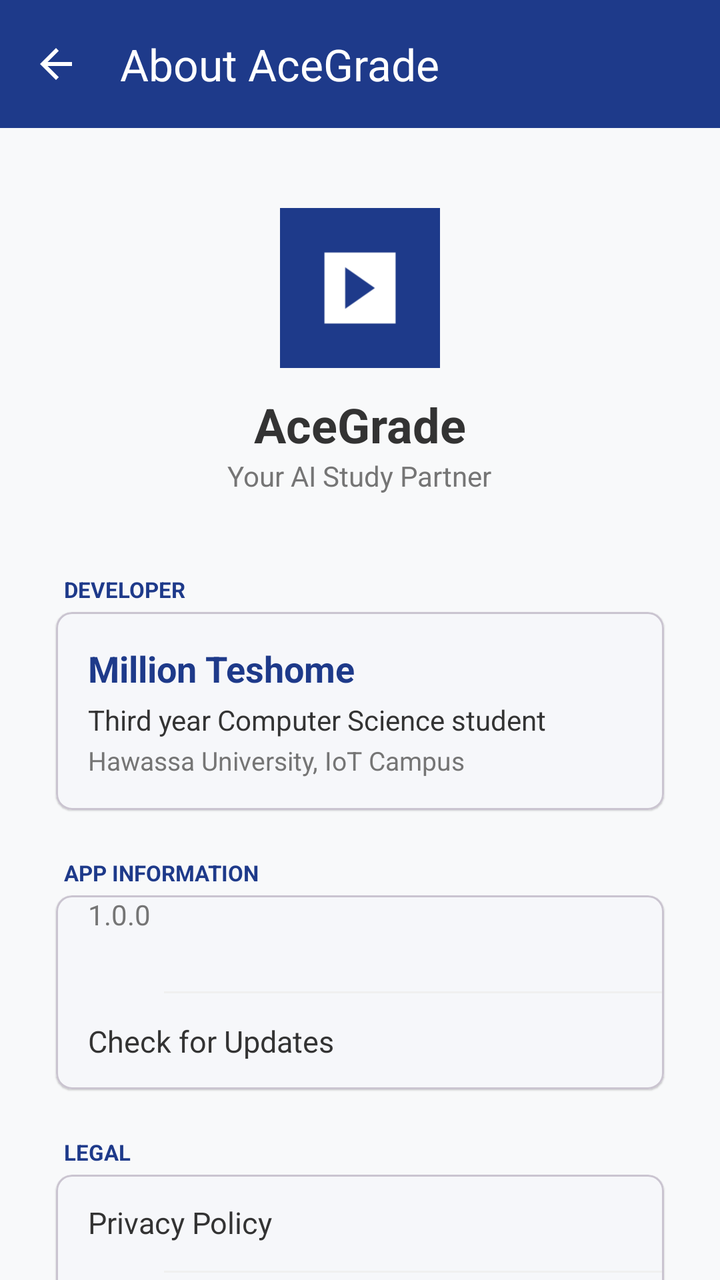
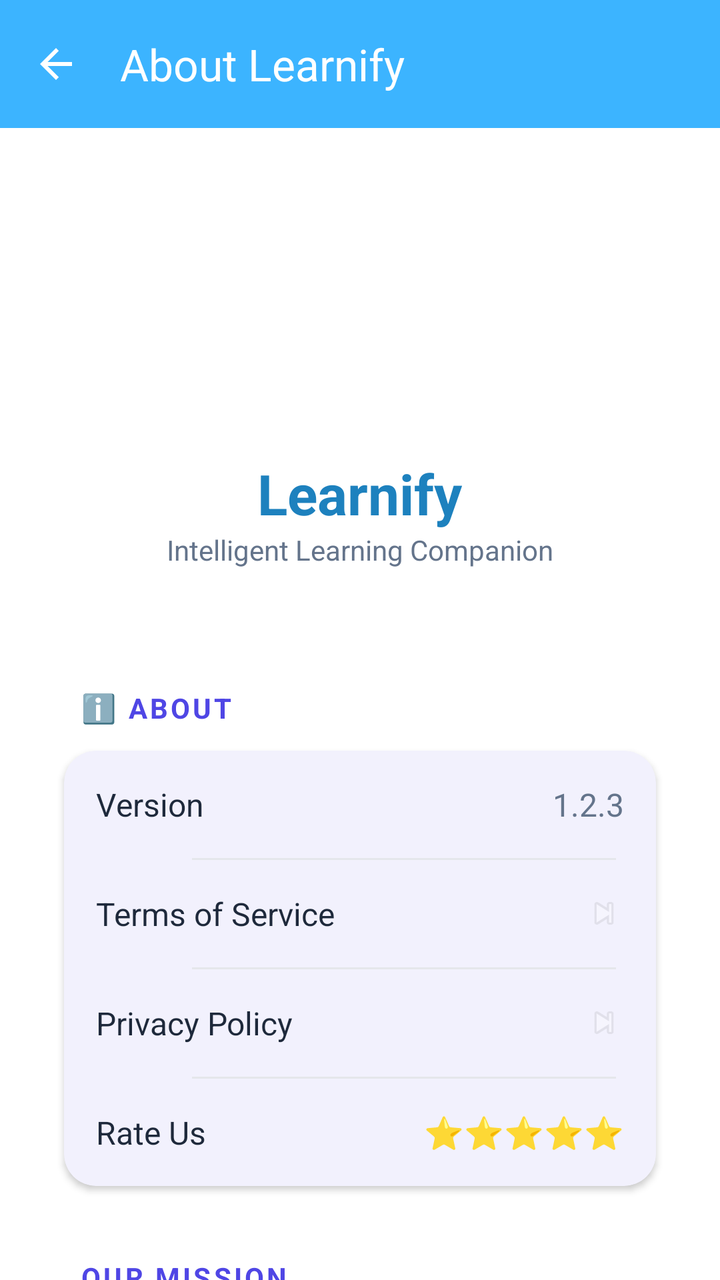

Compare the two renders of this Android layout. The source of the first and the diff that turns it into the second are given below.
<!-- AndroidManifest.xml: application theme Theme.TestApp -->
<!-- res/layout/activity_about.xml -->
<?xml version="1.0" encoding="utf-8"?>
<androidx.coordinatorlayout.widget.CoordinatorLayout xmlns:android="http://schemas.android.com/apk/res/android"
    xmlns:app="http://schemas.android.com/apk/res-auto"
    xmlns:tools="http://schemas.android.com/tools"
    android:layout_width="match_parent"
    android:layout_height="match_parent"
    android:background="#F8F9FA"
    tools:context=".AboutActivity">

    <com.google.android.material.appbar.AppBarLayout
        android:layout_width="match_parent"
        android:layout_height="wrap_content"
        android:theme="@style/ThemeOverlay.AppCompat.Dark.ActionBar">

        <com.google.android.material.appbar.MaterialToolbar
            android:id="@+id/aboutToolbar"
            android:layout_width="match_parent"
            android:layout_height="?attr/actionBarSize"
            android:background="?attr/colorPrimary"
            app:navigationIcon="?attr/homeAsUpIndicator"
            app:title="About AceGrade"
            app:titleTextColor="@android:color/white" />
    </com.google.android.material.appbar.AppBarLayout>

    <androidx.core.widget.NestedScrollView
        android:layout_width="match_parent"
        android:layout_height="match_parent"
        app:layout_behavior="@string/appbar_scrolling_view_behavior">

        <LinearLayout
            android:layout_width="match_parent"
            android:layout_height="wrap_content"
            android:orientation="vertical"
            android:padding="16dp">

            
            <LinearLayout
                android:layout_width="match_parent"
                android:layout_height="wrap_content"
                android:gravity="center"
                android:orientation="vertical"
                android:paddingVertical="24dp">

                <ImageView
                    android:layout_width="80dp"
                    android:layout_height="80dp"
                    android:src="@drawable/ic_app_logo" />

                <TextView
                    android:layout_width="wrap_content"
                    android:layout_height="wrap_content"
                    android:layout_marginTop="12dp"
                    android:text="AceGrade"
                    android:textColor="#333333"
                    android:textSize="24sp"
                    android:textStyle="bold" />

                <TextView
                    android:layout_width="wrap_content"
                    android:layout_height="wrap_content"
                    android:text="Your AI Study Partner"
                    android:textColor="#757575"
                    android:textSize="14sp" />
            </LinearLayout>

            
            <TextView style="@style/SettingsSectionHeader" android:text="Developer" />
            <com.google.android.material.card.MaterialCardView style="@style/SettingsCard">
                <LinearLayout
                    android:layout_width="match_parent"
                    android:layout_height="wrap_content"
                    android:orientation="vertical"
                    android:padding="16dp">

                    <TextView
                        android:layout_width="wrap_content"
                        android:layout_height="wrap_content"
                        android:text="Million Teshome"
                        android:textColor="?attr/colorPrimary"
                        android:textSize="18sp"
                        android:textStyle="bold" />

                    <TextView
                        android:layout_width="wrap_content"
                        android:layout_height="wrap_content"
                        android:layout_marginTop="4dp"
                        android:text="Third year Computer Science student"
                        android:textColor="#333333"
                        android:textSize="14sp" />

                    <TextView
                        android:layout_width="wrap_content"
                        android:layout_height="wrap_content"
                        android:layout_marginTop="2dp"
                        android:text="Hawassa University, IoT Campus"
                        android:textColor="#757575"
                        android:textSize="13sp" />
                </LinearLayout>
            </com.google.android.material.card.MaterialCardView>

            
            <TextView style="@style/SettingsSectionHeader" android:text="App Information" />
            <com.google.android.material.card.MaterialCardView style="@style/SettingsCard">
                <LinearLayout android:layout_width="match_parent" android:layout_height="wrap_content" android:orientation="vertical">

                    <RelativeLayout style="@style/SettingsItem">
                        <TextView style="@style/SettingsItemText" android:text="App Version" />
                        <TextView android:id="@+id/tvAppVersion" style="@style/SettingsItemValue" android:text="1.0.0" />
                    </RelativeLayout>

                    <View style="@style/SettingsDivider" />

                    <TextView android:id="@+id/btnCheckUpdates" style="@style/SettingsItemAction" android:text="Check for Updates" />
                </LinearLayout>
            </com.google.android.material.card.MaterialCardView>

            
            <TextView style="@style/SettingsSectionHeader" android:text="Legal" />
            <com.google.android.material.card.MaterialCardView style="@style/SettingsCard">
                <LinearLayout android:layout_width="match_parent" android:layout_height="wrap_content" android:orientation="vertical">

                    <TextView android:id="@+id/btnPrivacyPolicy" style="@style/SettingsItemAction" android:text="Privacy Policy" />

                    <View style="@style/SettingsDivider" />

                    <TextView android:id="@+id/btnTermsConditions" style="@style/SettingsItemAction" android:text="Terms &amp; Conditions" />
                </LinearLayout>
            </com.google.android.material.card.MaterialCardView>

            
            <TextView style="@style/SettingsSectionHeader" android:text="Our Mission" />
            <com.google.android.material.card.MaterialCardView style="@style/SettingsCard">
                <TextView
                    android:layout_width="match_parent"
                    android:layout_height="wrap_content"
                    android:padding="16dp"
                    android:text="AceGrade is dedicated to providing high-quality, AI-powered learning resources to students everywhere. Our goal is to make education personalized, accessible, and effective."
                    android:textColor="#555555"
                    android:textSize="14sp"
                    android:lineSpacingExtra="4dp" />
            </com.google.android.material.card.MaterialCardView>

            <TextView
                android:layout_width="match_parent"
                android:layout_height="wrap_content"
                android:layout_marginTop="24dp"
                android:gravity="center"
                android:text="© 2024 Developed by Million Teshome"
                android:textColor="#BDBDBD"
                android:textSize="12sp" />

            <View android:layout_width="match_parent" android:layout_height="32dp" />

        </LinearLayout>
    </androidx.core.widget.NestedScrollView>

</androidx.coordinatorlayout.widget.CoordinatorLayout>
<!-- resources referenced by this layout -->
<resources>
  <!-- drawable ic_app_logo (drawable) -->
  <?xml version="1.0" encoding="utf-8"?>
  <vector xmlns:android="http://schemas.android.com/apk/res/android"
      android:width="108dp"
      android:height="108dp"
      android:viewportWidth="108"
      android:viewportHeight="108">
      <path
          android:fillColor="?attr/colorPrimary"
          android:pathData="M0,0h108v108h-108z" />
      <path
          android:fillColor="#FFFFFF"
          android:pathData="M30,30h48v48h-48z" />
      <path
          android:fillColor="?attr/colorPrimary"
          android:pathData="M44,40l20,14l-20,14z" />
  </vector>
  <style name="SettingsCard">
          <item name="android:layout_width">match_parent</item>
          <item name="android:layout_height">wrap_content</item>
          <item name="android:layout_marginHorizontal">12dp</item>
          <item name="android:layout_marginBottom">8dp</item>
          <item name="cardCornerRadius">8dp</item>
          <item name="cardElevation">0.5dp</item>
          <item name="cardUseCompatPadding">false</item>
      </style>
  <style name="SettingsDivider">
          <item name="android:layout_width">match_parent</item>
          <item name="android:layout_height">1dp</item>
          <item name="android:layout_marginStart">54dp</item>
          <item name="android:background">#F0F0F0</item>
      </style>
  <style name="SettingsItem">
          <item name="android:layout_width">match_parent</item>
          <item name="android:layout_height">48dp</item>
          <item name="android:background">?attr/selectableItemBackground</item>
          <item name="android:paddingHorizontal">16dp</item>
          <item name="android:gravity">center_vertical</item>
          <item name="android:orientation">horizontal</item>
      </style>
  <style name="SettingsItemAction">
          <item name="android:layout_width">match_parent</item>
          <item name="android:layout_height">48dp</item>
          <item name="android:background">?attr/selectableItemBackground</item>
          <item name="android:paddingHorizontal">16dp</item>
          <item name="android:gravity">center_vertical</item>
          <item name="android:textColor">#333333</item>
          <item name="android:textSize">15sp</item>
          <item name="android:clickable">true</item>
          <item name="android:focusable">true</item>
      </style>
  <style name="SettingsItemText">
          <item name="android:layout_width">0dp</item>
          <item name="android:layout_height">wrap_content</item>
          <item name="android:layout_weight">1</item>
          <item name="android:textColor">#333333</item>
          <item name="android:textSize">15sp</item>
      </style>
  <style name="SettingsItemValue">
          <item name="android:layout_width">wrap_content</item>
          <item name="android:layout_height">wrap_content</item>
          <item name="android:textColor">#757575</item>
          <item name="android:textSize">14sp</item>
          <item name="android:layout_marginEnd">8dp</item>
      </style>
  <style name="SettingsSectionHeader">
          <item name="android:layout_width">wrap_content</item>
          <item name="android:layout_height">wrap_content</item>
          <item name="android:layout_marginTop">16dp</item>
          <item name="android:layout_marginBottom">4dp</item>
          <item name="android:layout_marginStart">16dp</item>
          <item name="android:textAllCaps">true</item>
          <item name="android:textColor">?attr/colorPrimary</item>
          <item name="android:textSize">11sp</item>
          <item name="android:textStyle">bold</item>
      </style>
  <style name="Base.Theme.TestApp" parent="Theme.Material3.DayNight.NoActionBar">
          
          <item name="colorPrimary">@color/colorPrimary</item>
          <item name="colorPrimaryVariant">@color/colorPrimaryDark</item>
          <item name="colorOnPrimary">@color/white</item>
  
          
          <item name="colorSecondary">@color/colorAccent</item>
          <item name="colorOnSecondary">@color/white</item>
  
          
          <item name="android:windowBackground">@color/dashboard_bg</item>
          <item name="colorSurface">@color/card_bg</item>
          <item name="colorOnSurface">@color/text_primary</item>
  
          
          <item name="android:statusBarColor">@color/colorPrimary</item>
          <item name="android:windowLightStatusBar">false</item>
      </style>
  <color name="colorPrimary">#1E3A8A</color>
  <color name="colorPrimaryDark">#1E3A8A</color>
  <color name="colorAccent">#3B82F6</color>
  <color name="dashboard_bg">#FFFFFF</color>
  <color name="card_bg">#FFFFFF</color>
  <color name="text_primary">#111827</color>
  <!-- unchanged entries left out for length: 2 -->
</resources>

<!-- the commit's change to res/layout/activity_about.xml (unified diff, before → after) -->
@@ -4,8 +4,8 @@
     xmlns:tools="http://schemas.android.com/tools"
     android:layout_width="match_parent"
     android:layout_height="match_parent"
-    android:background="#F8F9FA"
-    tools:context=".AboutActivity">
+    android:background="#FFFFFF"
+    tools:context="com.million.learnify.AboutActivity">
 
     <com.google.android.material.appbar.AppBarLayout
         android:layout_width="match_parent"
@@ -16,10 +16,10 @@
             android:id="@+id/aboutToolbar"
             android:layout_width="match_parent"
             android:layout_height="?attr/actionBarSize"
-            android:background="?attr/colorPrimary"
+            android:background="#3CB4FF"
             app:navigationIcon="?attr/homeAsUpIndicator"
-            app:title="About AceGrade"
-            app:titleTextColor="@android:color/white" />
+            app:title="About Learnify"
+            app:titleTextColor="@color/white" />
     </com.google.android.material.appbar.AppBarLayout>
 
     <androidx.core.widget.NestedScrollView
@@ -39,117 +39,182 @@
                 android:layout_height="wrap_content"
                 android:gravity="center"
                 android:orientation="vertical"
-                android:paddingVertical="24dp">
+                android:paddingVertical="32dp">
 
                 <ImageView
-                    android:layout_width="80dp"
-                    android:layout_height="80dp"
-                    android:src="@drawable/ic_app_logo" />
+                    android:layout_width="100dp"
+                    android:layout_height="100dp"
+                    android:src="@mipmap/ic_launcher_round" />
 
                 <TextView
                     android:layout_width="wrap_content"
                     android:layout_height="wrap_content"
-                    android:layout_marginTop="12dp"
-                    android:text="AceGrade"
-                    android:textColor="#333333"
-                    android:textSize="24sp"
+                    android:layout_marginTop="16dp"
+                    android:text="Learnify"
+                    android:textColor="#1D81BE"
+                    android:textSize="28sp"
                     android:textStyle="bold" />
 
                 <TextView
                     android:layout_width="wrap_content"
                     android:layout_height="wrap_content"
-                    android:text="Your AI Study Partner"
-                    android:textColor="#757575"
+                    android:text="Intelligent Learning Companion"
+                    android:textColor="#64748B"
                     android:textSize="14sp" />
             </LinearLayout>
 
             
-            <TextView style="@style/SettingsSectionHeader" android:text="Developer" />
-            <com.google.android.material.card.MaterialCardView style="@style/SettingsCard">
+            <TextView
+                style="@style/SettingsSectionHeader"
+                android:text="ℹ️ ABOUT" />
+
+            <com.google.android.material.card.MaterialCardView
+                style="@style/SettingsCard"
+                app:cardCornerRadius="16dp"
+                app:cardElevation="2dp"
+                app:strokeWidth="0dp">
+
                 <LinearLayout
                     android:layout_width="match_parent"
                     android:layout_height="wrap_content"
-                    android:orientation="vertical"
-                    android:padding="16dp">
-
-                    <TextView
-                        android:layout_width="wrap_content"
-                        android:layout_height="wrap_content"
-                        android:text="Million Teshome"
-                        android:textColor="?attr/colorPrimary"
-                        android:textSize="18sp"
-                        android:textStyle="bold" />
-
-                    <TextView
-                        android:layout_width="wrap_content"
-                        android:layout_height="wrap_content"
-                        android:layout_marginTop="4dp"
-                        android:text="Third year Computer Science student"
-                        android:textColor="#333333"
-                        android:textSize="14sp" />
-
-                    <TextView
-                        android:layout_width="wrap_content"
-                        android:layout_height="wrap_content"
-                        android:layout_marginTop="2dp"
-                        android:text="Hawassa University, IoT Campus"
-                        android:textColor="#757575"
-                        android:textSize="13sp" />
+                    android:orientation="vertical">
+
+                    
+                    <LinearLayout
+                        android:layout_width="match_parent"
+                        android:layout_height="wrap_content"
+                        android:padding="16dp"
+                        android:gravity="center_vertical">
+                        <TextView
+                            android:layout_width="0dp"
+                            android:layout_height="wrap_content"
+                            android:layout_weight="1"
+                            android:text="Version"
+                            android:textColor="#1E293B"
+                            android:textSize="16sp" />
+                        <TextView
+                            android:id="@+id/tvAppVersion"
+                            android:layout_width="wrap_content"
+                            android:layout_height="wrap_content"
+                            android:text="1.2.3"
+                            android:textColor="#64748B"
+                            android:textSize="16sp" />
+                    </LinearLayout>
+
+                    <View style="@style/SettingsDivider" />
+
+                    
+                    <LinearLayout
+                        android:id="@+id/llTerms"
+                        android:layout_width="match_parent"
+                        android:layout_height="wrap_content"
+                        android:background="?attr/selectableItemBackground"
+                        android:clickable="true"
+                        android:focusable="true"
+                        android:padding="16dp"
+                        android:gravity="center_vertical">
+                        <TextView
+                            android:layout_width="0dp"
+                            android:layout_height="wrap_content"
+                            android:layout_weight="1"
+                            android:text="Terms of Service"
+                            android:textColor="#1E293B"
+                            android:textSize="16sp" />
+                        <ImageView
+                            android:layout_width="20dp"
+                            android:layout_height="20dp"
+                            android:src="@android:drawable/ic_media_next"
+                            android:alpha="0.3" />
+                    </LinearLayout>
+
+                    <View style="@style/SettingsDivider" />
+
+                    
+                    <LinearLayout
+                        android:id="@+id/llPrivacy"
+                        android:layout_width="match_parent"
+                        android:layout_height="wrap_content"
+                        android:background="?attr/selectableItemBackground"
+                        android:clickable="true"
+                        android:focusable="true"
+                        android:padding="16dp"
+                        android:gravity="center_vertical">
+                        <TextView
+                            android:layout_width="0dp"
+                            android:layout_height="wrap_content"
+                            android:layout_weight="1"
+                            android:text="Privacy Policy"
+                            android:textColor="#1E293B"
+                            android:textSize="16sp" />
+                        <ImageView
+                            android:layout_width="20dp"
+                            android:layout_height="20dp"
+                            android:src="@android:drawable/ic_media_next"
+                            android:alpha="0.3" />
+                    </LinearLayout>
+
+                    <View style="@style/SettingsDivider" />
+
+                    
+                    <LinearLayout
+                        android:id="@+id/llRateUs"
+                        android:layout_width="match_parent"
+                        android:layout_height="wrap_content"
+                        android:background="?attr/selectableItemBackground"
+                        android:clickable="true"
+                        android:focusable="true"
+                        android:padding="16dp"
+                        android:gravity="center_vertical">
+                        <TextView
+                            android:layout_width="0dp"
+                            android:layout_height="wrap_content"
+                            android:layout_weight="1"
+                            android:text="Rate Us"
+                            android:textColor="#1E293B"
+                            android:textSize="16sp" />
+                        <TextView
+                            android:layout_width="wrap_content"
+                            android:layout_height="wrap_content"
+                            android:text="⭐⭐⭐⭐⭐"
+                            android:textSize="16sp" />
+                    </LinearLayout>
+
                 </LinearLayout>
             </com.google.android.material.card.MaterialCardView>
 
             
-            <TextView style="@style/SettingsSectionHeader" android:text="App Information" />
-            <com.google.android.material.card.MaterialCardView style="@style/SettingsCard">
-                <LinearLayout android:layout_width="match_parent" android:layout_height="wrap_content" android:orientation="vertical">
-
-                    <RelativeLayout style="@style/SettingsItem">
-                        <TextView style="@style/SettingsItemText" android:text="App Version" />
-                        <TextView android:id="@+id/tvAppVersion" style="@style/SettingsItemValue" android:text="1.0.0" />
-                    </RelativeLayout>
-
-                    <View style="@style/SettingsDivider" />
-
-                    <TextView android:id="@+id/btnCheckUpdates" style="@style/SettingsItemAction" android:text="Check for Updates" />
-                </LinearLayout>
-            </com.google.android.material.card.MaterialCardView>
-
-            
-            <TextView style="@style/SettingsSectionHeader" android:text="Legal" />
-            <com.google.android.material.card.MaterialCardView style="@style/SettingsCard">
-                <LinearLayout android:layout_width="match_parent" android:layout_height="wrap_content" android:orientation="vertical">
-
-                    <TextView android:id="@+id/btnPrivacyPolicy" style="@style/SettingsItemAction" android:text="Privacy Policy" />
-
-                    <View style="@style/SettingsDivider" />
-
-                    <TextView android:id="@+id/btnTermsConditions" style="@style/SettingsItemAction" android:text="Terms &amp; Conditions" />
-                </LinearLayout>
-            </com.google.android.material.card.MaterialCardView>
-
-            
-            <TextView style="@style/SettingsSectionHeader" android:text="Our Mission" />
-            <com.google.android.material.card.MaterialCardView style="@style/SettingsCard">
+            <TextView
+                style="@style/SettingsSectionHeader"
+                android:text="Our Mission"
+                android:layout_marginTop="24dp" />
+
+            <com.google.android.material.card.MaterialCardView
+                style="@style/SettingsCard"
+                app:cardCornerRadius="16dp"
+                app:strokeWidth="0dp">
+
                 <TextView
                     android:layout_width="match_parent"
                     android:layout_height="wrap_content"
+                    android:lineSpacingExtra="4dp"
                     android:padding="16dp"
-                    android:text="AceGrade is dedicated to providing high-quality, AI-powered learning resources to students everywhere. Our goal is to make education personalized, accessible, and effective."
-                    android:textColor="#555555"
-                    android:textSize="14sp"
-                    android:lineSpacingExtra="4dp" />
+                    android:text="Learnify is dedicated to providing high-quality, AI-powered learning resources to students everywhere. Our goal is to make education personalized, accessible, and effective for everyone."
+                    android:textColor="#475569"
+                    android:textSize="14sp" />
             </com.google.android.material.card.MaterialCardView>
 
             <TextView
                 android:layout_width="match_parent"
                 android:layout_height="wrap_content"
-                android:layout_marginTop="24dp"
+                android:layout_marginTop="32dp"
                 android:gravity="center"
-                android:text="© 2024 Developed by Million Teshome"
-                android:textColor="#BDBDBD"
+                android:text="© 2026 Learnify App"
+                android:textColor="#94A3B8"
                 android:textSize="12sp" />
 
-            <View android:layout_width="match_parent" android:layout_height="32dp" />
+            <View
+                android:layout_width="match_parent"
+                android:layout_height="32dp" />
 
         </LinearLayout>
     </androidx.core.widget.NestedScrollView>
<!-- resource entries referenced after the edit -->
@@ -1,106 +1,89 @@
 <!-- resources referenced by this layout -->
 <resources>
-  <!-- drawable ic_app_logo (drawable) -->
+  <!-- mipmap ic_launcher_round (mipmap-anydpi-v26) -->
   <?xml version="1.0" encoding="utf-8"?>
-  <vector xmlns:android="http://schemas.android.com/apk/res/android"
-      android:width="108dp"
-      android:height="108dp"
-      android:viewportWidth="108"
-      android:viewportHeight="108">
-      <path
-          android:fillColor="?attr/colorPrimary"
-          android:pathData="M0,0h108v108h-108z" />
-      <path
-          android:fillColor="#FFFFFF"
-          android:pathData="M30,30h48v48h-48z" />
-      <path
-          android:fillColor="?attr/colorPrimary"
-          android:pathData="M44,40l20,14l-20,14z" />
-  </vector>
-  <style name="SettingsCard">
+  <adaptive-icon xmlns:android="http://schemas.android.com/apk/res/android">
+      <background android:drawable="@color/ic_launcher_background"/>
+      <foreground android:drawable="@mipmap/ic_launcher_foreground"/>
+  </adaptive-icon>
+  <style name="SettingsCard" parent="Widget.MaterialComponents.CardView">
           <item name="android:layout_width">match_parent</item>
           <item name="android:layout_height">wrap_content</item>
-          <item name="android:layout_marginHorizontal">12dp</item>
-          <item name="android:layout_marginBottom">8dp</item>
-          <item name="cardCornerRadius">8dp</item>
-          <item name="cardElevation">0.5dp</item>
-          <item name="cardUseCompatPadding">false</item>
+          <item name="android:layout_marginStart">16dp</item>
+          <item name="android:layout_marginEnd">16dp</item>
+          <item name="android:layout_marginBottom">12dp</item>
+          <item name="cardBackgroundColor">@color/surface_white</item>
+          <item name="cardCornerRadius">20dp</item>
+          <item name="cardElevation">2dp</item>
+          <item name="strokeColor">@color/border_light_grey</item>
+          <item name="strokeWidth">1dp</item>
       </style>
   <style name="SettingsDivider">
           <item name="android:layout_width">match_parent</item>
           <item name="android:layout_height">1dp</item>
-          <item name="android:layout_marginStart">54dp</item>
-          <item name="android:background">#F0F0F0</item>
-      </style>
-  <style name="SettingsItem">
-          <item name="android:layout_width">match_parent</item>
-          <item name="android:layout_height">48dp</item>
-          <item name="android:background">?attr/selectableItemBackground</item>
-          <item name="android:paddingHorizontal">16dp</item>
-          <item name="android:gravity">center_vertical</item>
-          <item name="android:orientation">horizontal</item>
-      </style>
-  <style name="SettingsItemAction">
-          <item name="android:layout_width">match_parent</item>
-          <item name="android:layout_height">48dp</item>
-          <item name="android:background">?attr/selectableItemBackground</item>
-          <item name="android:paddingHorizontal">16dp</item>
-          <item name="android:gravity">center_vertical</item>
-          <item name="android:textColor">#333333</item>
-          <item name="android:textSize">15sp</item>
-          <item name="android:clickable">true</item>
-          <item name="android:focusable">true</item>
-      </style>
-  <style name="SettingsItemText">
-          <item name="android:layout_width">0dp</item>
-          <item name="android:layout_height">wrap_content</item>
-          <item name="android:layout_weight">1</item>
-          <item name="android:textColor">#333333</item>
-          <item name="android:textSize">15sp</item>
-      </style>
-  <style name="SettingsItemValue">
-          <item name="android:layout_width">wrap_content</item>
-          <item name="android:layout_height">wrap_content</item>
-          <item name="android:textColor">#757575</item>
-          <item name="android:textSize">14sp</item>
-          <item name="android:layout_marginEnd">8dp</item>
+          <item name="android:background">@color/border_light_grey</item>
+          <item name="android:layout_marginStart">64dp</item>
+          <item name="android:layout_marginEnd">20dp</item>
       </style>
   <style name="SettingsSectionHeader">
-          <item name="android:layout_width">wrap_content</item>
+          <item name="android:layout_width">match_parent</item>
           <item name="android:layout_height">wrap_content</item>
-          <item name="android:layout_marginTop">16dp</item>
-          <item name="android:layout_marginBottom">4dp</item>
-          <item name="android:layout_marginStart">16dp</item>
+          <item name="android:layout_marginTop">28dp</item>
+          <item name="android:layout_marginStart">24dp</item>
+          <item name="android:layout_marginBottom">12dp</item>
+          <item name="android:textColor">@color/primary_indigo</item>
+          <item name="android:textSize">14sp</item>
+          <item name="android:textStyle">bold</item>
           <item name="android:textAllCaps">true</item>
-          <item name="android:textColor">?attr/colorPrimary</item>
-          <item name="android:textSize">11sp</item>
-          <item name="android:textStyle">bold</item>
+          <item name="android:letterSpacing">0.1</item>
       </style>
+  <color name="ic_launcher_background">#1A1B1C</color>
+  <color name="surface_white">#FFFFFF</color>
+  <color name="border_light_grey">#E5E7EB</color>
+  <color name="primary_indigo">#4F46E5</color>
   <style name="Base.Theme.TestApp" parent="Theme.Material3.DayNight.NoActionBar">
           
-          <item name="colorPrimary">@color/colorPrimary</item>
-          <item name="colorPrimaryVariant">@color/colorPrimaryDark</item>
+          <item name="colorPrimary">@color/blue_600</item>
           <item name="colorOnPrimary">@color/white</item>
+          <item name="colorPrimaryContainer">@color/blue_500</item>
+          <item name="colorOnPrimaryContainer">@color/white</item>
   
           
-          <item name="colorSecondary">@color/colorAccent</item>
+          <item name="colorSecondary">@color/slate_700</item>
           <item name="colorOnSecondary">@color/white</item>
+          <item name="colorSecondaryContainer">#E0E7FF</item>
+          <item name="colorOnSecondaryContainer">@color/blue_600</item>
   
           
-          <item name="android:windowBackground">@color/dashboard_bg</item>
-          <item name="colorSurface">@color/card_bg</item>
-          <item name="colorOnSurface">@color/text_primary</item>
+          <item name="android:windowBackground">@color/slate_50</item>
+          <item name="colorSurface">@color/white</item>
+          <item name="colorOnSurface">@color/slate_900</item>
+          <item name="colorSurfaceVariant">#F3F4F6</item>
+          <item name="colorOnSurfaceVariant">@color/slate_700</item>
+          <item name="colorOutline">@color/slate_200</item>
   
           
-          <item name="android:statusBarColor">@color/colorPrimary</item>
-          <item name="android:windowLightStatusBar">false</item>
+          <item name="android:textColorPrimary">@color/slate_900</item>
+          <item name="android:textColorSecondary">@color/slate_500</item>
+  
+          
+          <item name="android:statusBarColor">@color/white</item>
+          <item name="android:windowLightStatusBar">true</item>
+  
+          
+          <item name="itemIconTint">@color/nav_item_colors</item>
+          <item name="itemTextColor">@color/nav_item_colors</item>
       </style>
-  <color name="colorPrimary">#1E3A8A</color>
-  <color name="colorPrimaryDark">#1E3A8A</color>
-  <color name="colorAccent">#3B82F6</color>
-  <color name="dashboard_bg">#FFFFFF</color>
-  <color name="card_bg">#FFFFFF</color>
-  <color name="text_primary">#111827</color>
+  <color name="blue_600">@color/primary_indigo</color>
+  <color name="blue_500">#6366F1</color>
+  <color name="slate_700">#374151</color>
+  <color name="slate_50">@color/background_off_white</color>
+  <color name="slate_900">@color/text_primary_dark</color>
+  <color name="slate_200">@color/border_light_grey</color>
+  <color name="slate_500">@color/text_secondary_grey</color>
+  <color name="background_off_white">#F9FAFB</color>
+  <color name="text_primary_dark">#111827</color>
+  <color name="text_secondary_grey">#6B7280</color>
   <!-- unchanged entries left out for length: 2 -->
 </resources>
 
